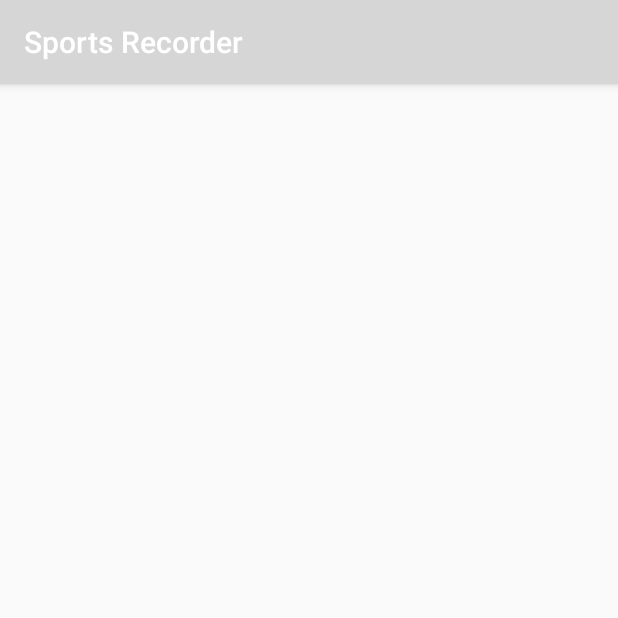
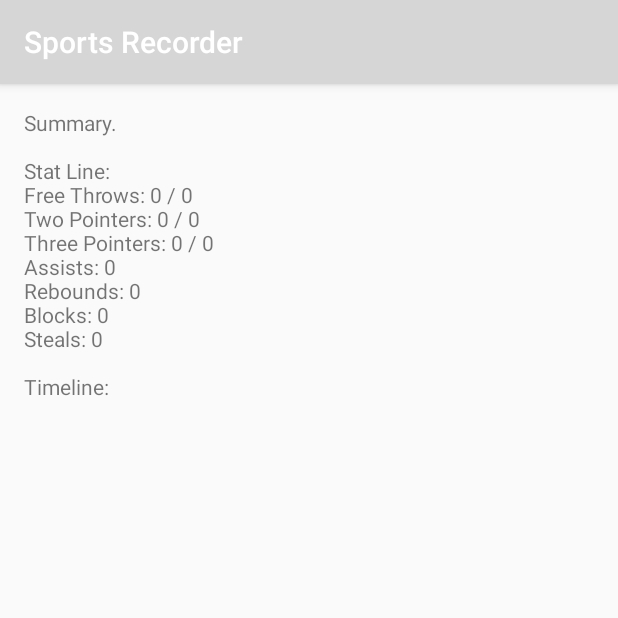
Before and after one commit to kkgomez2/sports-recorder, an Android app: the Summary screen opened directly, with no data from a screen before it, on a phone screen of 412 x 824 dp, the top half of it. Run offline under Robolectric (Android 15) with nearby library versions, the phone set to English and light mode, and no system bars.

Commit message:
Added saving and loading. The summary page has the fragments commented out.

```diff
--- a/SportsRecorder/app/src/main/java/cs498/sportsrecorder/Summary.java
+++ b/SportsRecorder/app/src/main/java/cs498/sportsrecorder/Summary.java
@@ -1,14 +1,46 @@
 package cs498.sportsrecorder;
 
 import android.app.FragmentManager;
+import android.content.Intent;
 import android.support.v7.app.AppCompatActivity;
 import android.os.Bundle;
+import android.util.Log;
+import android.widget.TextView;
+
+import java.io.BufferedReader;
+import java.io.File;
+import java.io.FileReader;
 
 public class Summary extends AppCompatActivity {
+    public final static String FILE_TO_LOAD = "cs498.sportsrecorder.FILE_TO_LOAD";
+
+    private GameData gameData;
 
     @Override
     protected void onCreate(Bundle savedInstanceState) {
         super.onCreate(savedInstanceState);
         setContentView(R.layout.activity_summary);
+
+        // Get the file to load.
+        Intent intent = getIntent();
+        String filename = intent.getStringExtra(FILE_TO_LOAD);
+
+        // Feed it to the GameData object.
+        String content = "";
+        try {
+            File file = new File(this.getFilesDir(), filename);
+            BufferedReader reader = new BufferedReader(new FileReader(file));
+            // All saved on one line.
+            content = reader.readLine();
+            reader.close();
+        } catch (Exception e) {
+            e.printStackTrace();
+        }
+        gameData = new GameData(content);
+
+        // Put the data in the textview for now. TODO: Switch to the fragments.
+        TextView textview = (TextView)findViewById(R.id.summary_text);
+        textview.setText(gameData.getSummary());
+
     }
 }
--- a/SportsRecorder/app/src/main/res/layout/activity_summary.xml
+++ b/SportsRecorder/app/src/main/res/layout/activity_summary.xml
@@ -10,7 +10,12 @@
     android:orientation="vertical"
     tools:context="cs498.sportsrecorder.Summary">
 
-    <fragment android:name="cs498.sportsrecorder.Stats"
+    <TextView
+        android:id="@+id/summary_text"
+        android:layout_width="match_parent"
+        android:layout_height="match_parent"
+        android:text="@string/app_name"/>
+    <!--<fragment android:name="cs498.sportsrecorder.Stats"
         android:layout_width="fill_parent"
         android:layout_weight="1"
         android:layout_marginBottom="8dp"
@@ -20,6 +25,6 @@
         android:layout_width="fill_parent"
         android:layout_weight="1"
         android:layout_marginTop="8dp"
-        android:layout_height="0dp" />
+        android:layout_height="0dp" />-->
 
 </LinearLayout>
```
Also changed, not shown: SportsRecorder/app/src/main/java/cs498/sportsrecorder/GameData.java (+3 -6 lines), SportsRecorder/app/src/main/java/cs498/sportsrecorder/LoadGameActivity.java (+17 -1 lines), SportsRecorder/app/src/main/java/cs498/sportsrecorder/StatInput.java (+8 -2 lines).
